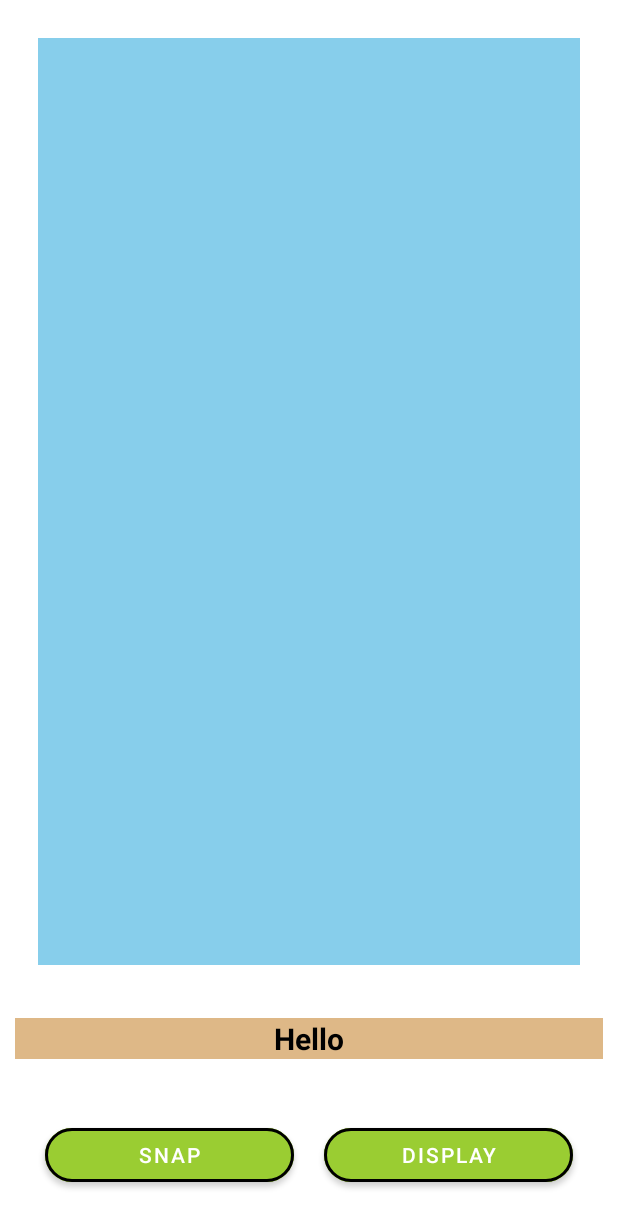
After one commit to uditjain100/FireCamera, an Android app: the HDActivity screen opened directly, with no data from a screen before it, on a phone screen of 412 x 824 dp. The commit adds this screen. Shown: the top 1228 px of the screen. Run offline under Robolectric (Android 15) with nearby library versions, the phone set to English and light mode, and no system bars.

Commit message:
Quality Preview And CameraX Preview Display Work Added

```diff
--- a/app/src/main/java/udit/programmer/co/firecamera/MainActivity.kt
+++ b/app/src/main/java/udit/programmer/co/firecamera/MainActivity.kt
@@ -25,6 +25,10 @@ class MainActivity : AppCompatActivity() {
             startActivity(Intent(this, BitmapActivity::class.java))
         }
 
+        HD_btn.setOnClickListener {
+            startActivity(Intent(this, HDActivity::class.java))
+        }
+
         camerax_btn.setOnClickListener {
             startActivity(Intent(this, CameraXActivity::class.java))
         }
--- /dev/null
+++ b/app/src/main/res/layout/activity_h_d.xml
@@ -0,0 +1,68 @@
+<?xml version="1.0" encoding="utf-8"?>
+<RelativeLayout xmlns:android="http://schemas.android.com/apk/res/android"
+    xmlns:app="http://schemas.android.com/apk/res-auto"
+    xmlns:tools="http://schemas.android.com/tools"
+    android:layout_width="match_parent"
+    android:layout_height="match_parent"
+    tools:context=".HDActivity">
+
+    <ImageView
+        android:id="@+id/image_display"
+        android:layout_width="match_parent"
+        android:layout_height="match_parent"
+        android:layout_above="@id/image_name_tv"
+        android:layout_margin="25dp"
+        android:background="@color/SkyBlue" />
+
+    <com.google.android.material.textview.MaterialTextView
+        android:id="@+id/image_name_tv"
+        android:layout_width="match_parent"
+        android:layout_height="wrap_content"
+        android:layout_above="@id/btn_layout"
+        android:layout_margin="10dp"
+        android:background="@color/BurlyWood"
+        android:text="Hello"
+        android:textAlignment="center"
+        android:textColor="@color/Black"
+        android:textSize="20dp"
+        android:textStyle="bold" />
+
+    <LinearLayout
+        android:id="@+id/btn_layout"
+        android:layout_width="match_parent"
+        android:layout_height="wrap_content"
+        android:layout_alignParentBottom="true"
+        android:layout_margin="20dp"
+        android:weightSum="2">
+
+        <com.google.android.material.button.MaterialButton
+            android:id="@+id/snap_btn"
+            android:layout_width="0dp"
+            android:layout_height="wrap_content"
+            android:layout_margin="10dp"
+            android:layout_weight="1"
+            android:backgroundTint="@color/YellowGreen"
+            android:gravity="center"
+            android:text="Snap"
+            app:cornerRadius="40dp"
+            app:rippleColor="@color/Yellow"
+            app:strokeColor="@color/Black"
+            app:strokeWidth="2dp" />
+
+        <com.google.android.material.button.MaterialButton
+            android:id="@+id/display_btn"
+            android:layout_width="0dp"
+            android:layout_height="wrap_content"
+            android:layout_margin="10dp"
+            android:layout_weight="1"
+            android:backgroundTint="@color/YellowGreen"
+            android:gravity="center"
+            android:text="Display"
+            app:cornerRadius="40dp"
+            app:rippleColor="@color/Yellow"
+            app:strokeColor="@color/Black"
+            app:strokeWidth="2dp" />
+    </LinearLayout>
+
+
+</RelativeLayout>
```
Also changed, not shown: app/src/main/AndroidManifest.xml (+15 -1 lines), app/src/main/java/udit/programmer/co/firecamera/CameraXActivity.kt (+30 -2 lines), app/src/main/java/udit/programmer/co/firecamera/DisplayActivity.kt (added, +33 -0 lines), app/src/main/java/udit/programmer/co/firecamera/HDActivity.kt (added, +109 -0 lines), app/src/main/res/layout/activity_display.xml (added, +51 -0 lines), app/src/main/res/xml/file_paths.xml (added, +18 -0 lines).
